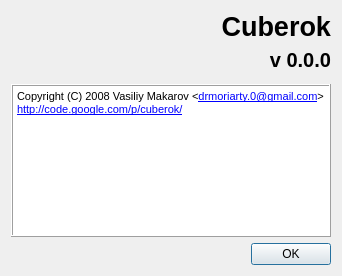
Old version of the form src/aboutdialog.ui in the repository DrMoriarty/cuberok.
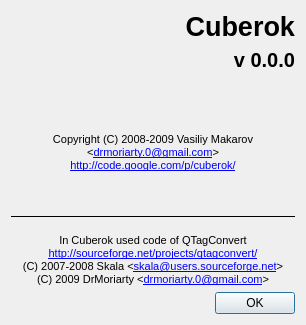
New version of the form. Icons and pictures are not drawn.

Diff of the .ui file:
```diff
--- a/src/aboutdialog.ui
+++ b/src/aboutdialog.ui
@@ -5,8 +5,8 @@
    <rect>
     <x>0</x>
     <y>0</y>
-    <width>342</width>
-    <height>276</height>
+    <width>306</width>
+    <height>325</height>
    </rect>
   </property>
   <property name="sizePolicy" >
@@ -86,33 +86,69 @@
      </property>
     </widget>
    </item>
-   <item row="6" column="0" colspan="3" >
+   <item row="9" column="0" colspan="3" >
     <widget class="QDialogButtonBox" name="buttonBox" >
      <property name="standardButtons" >
       <set>QDialogButtonBox::Ok</set>
      </property>
     </widget>
    </item>
-   <item rowspan="3" row="3" column="0" colspan="3" >
-    <widget class="QTextBrowser" name="textBrowser" >
-     <property name="frameShape" >
-      <enum>QFrame::Box</enum>
+   <item rowspan="4" row="3" column="0" colspan="3" >
+    <widget class="QLabel" name="label_2" >
+     <property name="text" >
+      <string>&lt;html>&lt;head>&lt;meta name="qrichtext" content="1" />&lt;style type="text/css">
+p, li { white-space: pre-wrap; }
+&lt;/style>&lt;/head>&lt;body style=" font-family:'MS Shell Dlg 2'; font-size:8.25pt; font-weight:400; font-style:normal;">
+&lt;p style=" margin-top:0px; margin-bottom:0px; margin-left:0px; margin-right:0px; -qt-block-indent:0; text-indent:0px; font-size:8pt;">Copyright (C) 2008-2009 Vasiliy Makarov&lt;/p>
+&lt;p style=" margin-top:0px; margin-bottom:0px; margin-left:0px; margin-right:0px; -qt-block-indent:0; text-indent:0px; font-size:8pt;">&amp;lt;&lt;a href="mailto:drmoriarty.0@gmail.com">&lt;span style=" text-decoration: underline; color:#0000ff;">drmoriarty.0@gmail.com&lt;/span>&lt;/a>&amp;gt;&lt;/p>
+&lt;p style=" margin-top:0px; margin-bottom:0px; margin-left:0px; margin-right:0px; -qt-block-indent:0; text-indent:0px; font-size:8pt; text-decoration: underline; color:#0000ff;">&lt;a href="http://code.google.com/p/cuberok/">http://code.google.com/p/cuberok/&lt;/a>&lt;/p>&lt;/body>&lt;/html></string>
      </property>
-     <property name="frameShadow" >
-      <enum>QFrame::Raised</enum>
+     <property name="alignment" >
+      <set>Qt::AlignCenter</set>
      </property>
-     <property name="html" >
+     <property name="wordWrap" >
+      <bool>true</bool>
+     </property>
+     <property name="openExternalLinks" >
+      <bool>true</bool>
+     </property>
+     <property name="textInteractionFlags" >
+      <set>Qt::TextBrowserInteraction</set>
+     </property>
+    </widget>
+   </item>
+   <item row="8" column="0" colspan="3" >
+    <widget class="QLabel" name="label_3" >
+     <property name="frameShape" >
+      <enum>QFrame::NoFrame</enum>
+     </property>
+     <property name="text" >
       <string>&lt;html>&lt;head>&lt;meta name="qrichtext" content="1" />&lt;style type="text/css">
 p, li { white-space: pre-wrap; }
 &lt;/style>&lt;/head>&lt;body style=" font-family:'MS Shell Dlg 2'; font-size:8.25pt; font-weight:400; font-style:normal;">
-&lt;p style=" margin-top:0px; margin-bottom:0px; margin-left:0px; margin-right:0px; -qt-block-indent:0; text-indent:0px; font-size:8pt;">Copyright (C) 2008 Vasiliy Makarov &amp;lt;&lt;a href="mailto:drmoriarty.0@gmail.com">&lt;span style=" text-decoration: underline; color:#0000ff;">drmoriarty.0@gmail.com&lt;/span>&lt;/a>&amp;gt;&lt;/p>
-&lt;p style=" margin-top:0px; margin-bottom:0px; margin-left:0px; margin-right:0px; -qt-block-indent:0; text-indent:0px; font-size:8pt; text-decoration: underline; color:#0000ff;">&lt;a href="http://code.google.com/p/cuberok/">http://code.google.com/p/cuberok/&lt;/a>&lt;br />&lt;/p>&lt;/body>&lt;/html></string>
+&lt;p style=" margin-top:0px; margin-bottom:0px; margin-left:0px; margin-right:0px; -qt-block-indent:0; text-indent:0px;">&lt;span style=" font-size:8pt; color:#000000;">In Cuberok used code of QTagConvert&lt;/span>&lt;/p>
+&lt;p style=" margin-top:0px; margin-bottom:0px; margin-left:0px; margin-right:0px; -qt-block-indent:0; text-indent:0px; font-size:8pt; color:#000000;">&lt;a href="http://sourceforge.net/projects/qtagconvert/">&lt;span style=" text-decoration: underline; color:#0000ff;">http://sourceforge.net/projects/qtagconvert/&lt;/span>&lt;/a>&lt;/p>
+&lt;p style=" margin-top:0px; margin-bottom:0px; margin-left:0px; margin-right:0px; -qt-block-indent:0; text-indent:0px; font-size:8pt; color:#000000;">(C) 2007-2008 Skala &amp;lt;&lt;a href="mailto:skala@users.sourceforge.net">&lt;span style=" text-decoration: underline; color:#0000ff;">skala@users.sourceforge.net&lt;/span>&lt;/a>&amp;gt;&lt;/p>
+&lt;p style=" margin-top:0px; margin-bottom:0px; margin-left:0px; margin-right:0px; -qt-block-indent:0; text-indent:0px; font-size:8pt; color:#000000;">(C) 2009 DrMoriarty &amp;lt;&lt;a href="mailto:drmoriarty.0@gmail.com">&lt;span style=" text-decoration: underline; color:#0000ff;">drmoriarty.0@gmail.com&lt;/span>&lt;/a>&amp;gt;&lt;/p>&lt;/body>&lt;/html></string>
      </property>
+     <property name="alignment" >
+      <set>Qt::AlignCenter</set>
+     </property>
      <property name="openExternalLinks" >
       <bool>true</bool>
      </property>
-     <property name="openLinks" >
-      <bool>true</bool>
+     <property name="textInteractionFlags" >
+      <set>Qt::TextBrowserInteraction</set>
+     </property>
+    </widget>
+   </item>
+   <item row="7" column="0" colspan="3" >
+    <widget class="QLabel" name="label_4" >
+     <property name="frameShape" >
+      <enum>QFrame::HLine</enum>
+     </property>
+     <property name="text" >
+      <string/>
      </property>
     </widget>
    </item>
```
